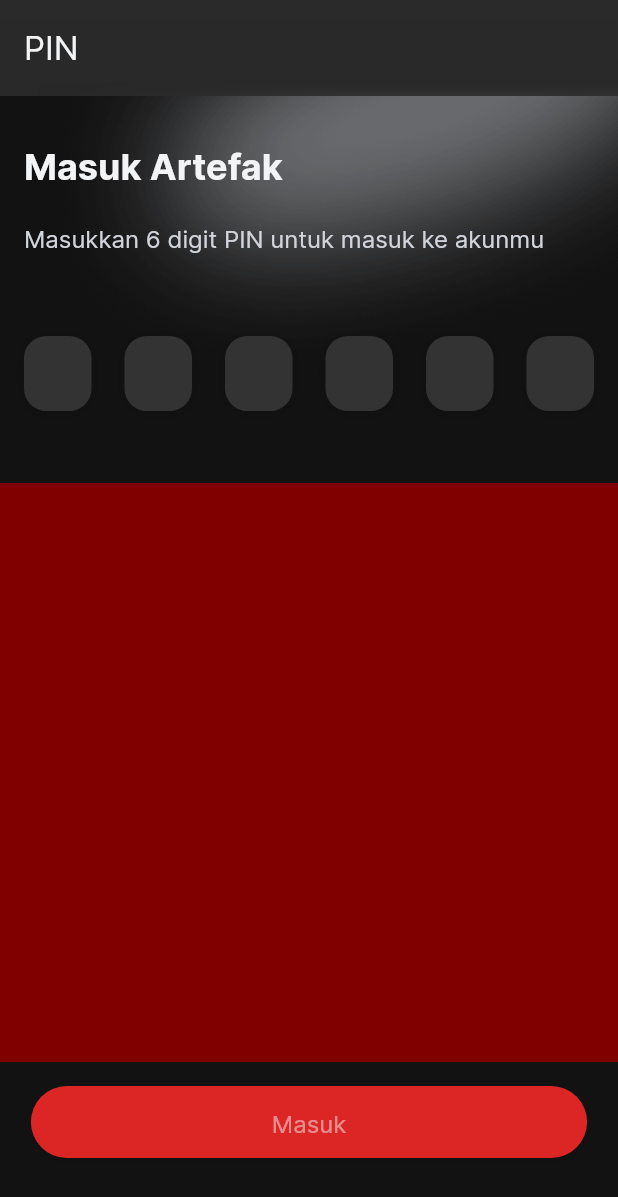
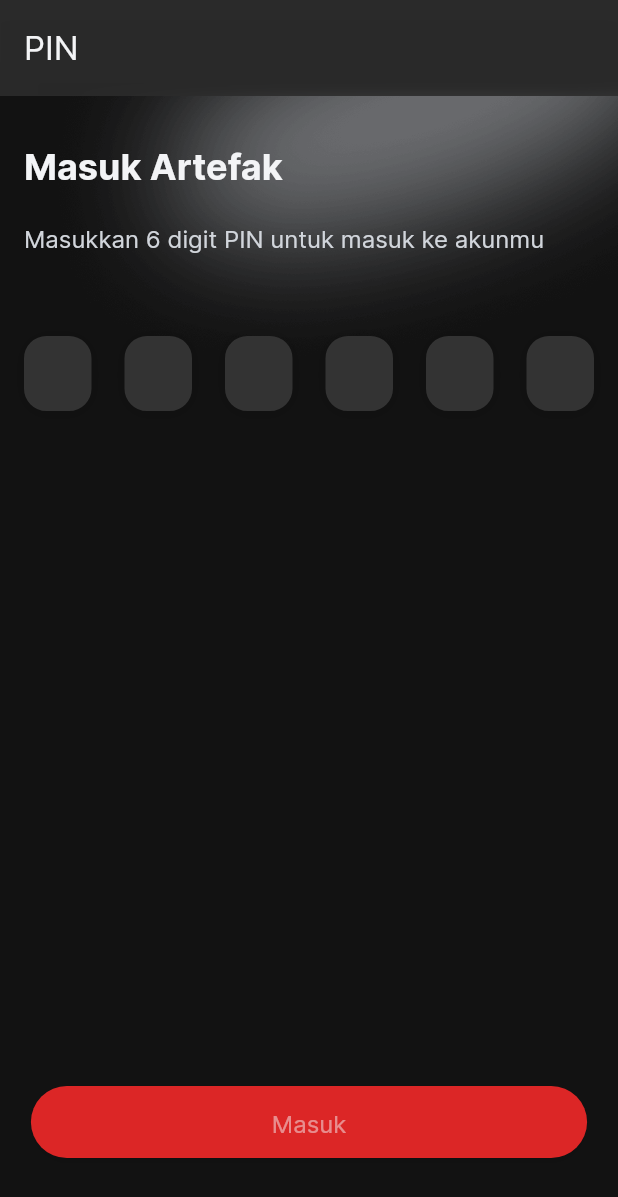
Before and after one commit to artefak-io/Artefak, a Flutter app: the PinAuth screen opened directly, on a phone screen of 412 x 824 dp. Shown: the top 1197 px of the screen. Run offline on Flutter 3.47's test engine with Material 2 defaults, Android fonts, the phone set to English and light mode, and no system bars; drawn by our look-alikes of pin_code_fields; our stand-ins replace bloc, cached_network_image, cloud_firestore, equatable, firebase_auth, firebase_core and 7 more; accounts and stored records are empty; generated files the repository leaves out were written again.

```diff
--- a/lib/widgets/input_pin_widget.dart
+++ b/lib/widgets/input_pin_widget.dart
@@ -173,10 +173,7 @@ class _InputPinWidgetState extends State<InputPinWidget> {
               ],
             ),
             Expanded(
-              child: Container(
-                color: const Color(0xff800000), // Red
-                height: 300.0,
-              ),
+              child: Container(),
             ),
             Row(
               mainAxisAlignment: MainAxisAlignment.center,
```
Also changed, not shown: lib/widgets/signin_up_content_panel.dart (+2 -13 lines).
